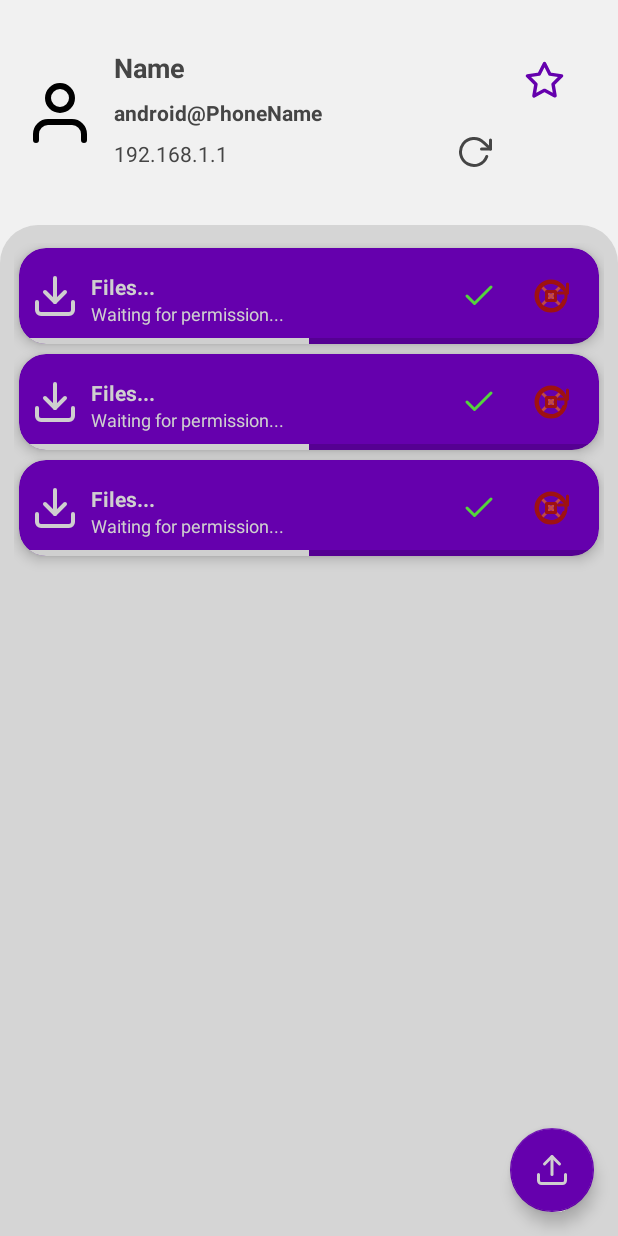
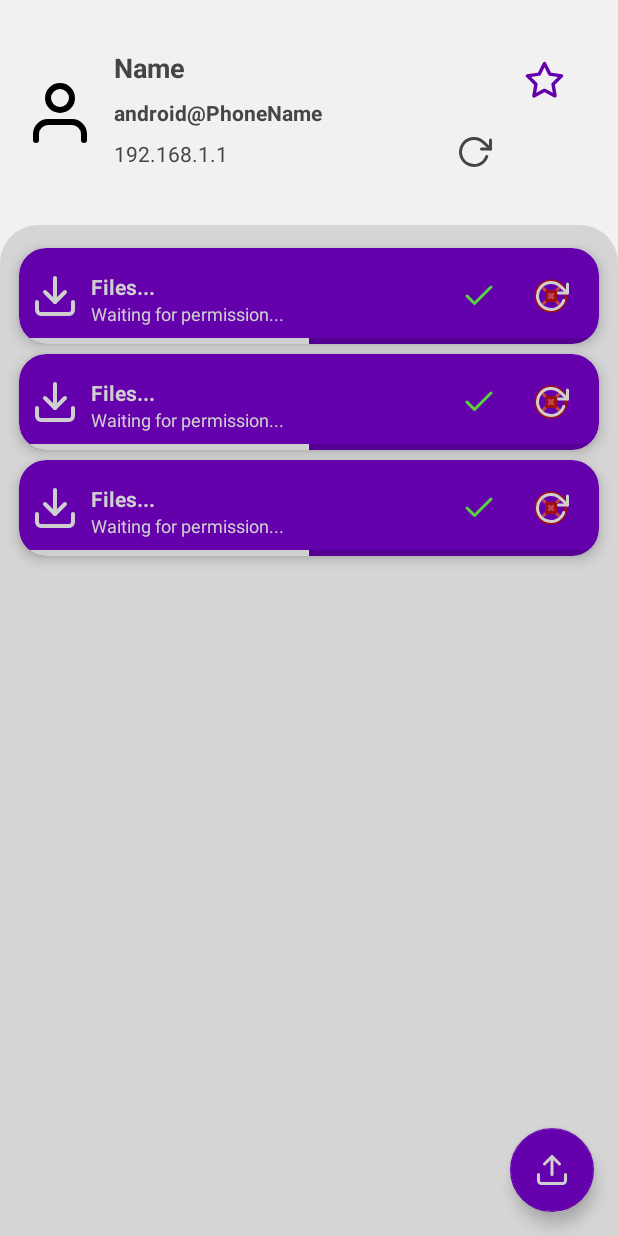
Before and after one commit to slowscript/warpinator-android, an Android app: the layout activity_transfers.xml on its own in the app's theme, with its tools: preview values and no code run, on a phone screen of 412 x 824 dp. Run offline under Robolectric (Android 15) with nearby library versions, the phone set to English and light mode, and no system bars.

Commit message:
Minor improvements

```diff
--- a/app/src/main/java/slowscript/warpinator/MainService.java
+++ b/app/src/main/java/slowscript/warpinator/MainService.java
@@ -62,11 +62,13 @@ public class MainService extends Service {
 
         Authenticator.getServerCertificate(); //Generate cert on start if doesn't exist
         if (Authenticator.certException != null) {
+            if (MainActivity.current != null) {
             Utils.displayMessage(MainActivity.current, "Failed to create certificate",
                     "A likely reason for this is that your IP address could not be obtained. " +
                     "Please make sure you are connected to WiFi, then restart the app.\n" +
                     "\nAvailable interfaces:\n" + Utils.dumpInterfaces() +
                     "\nException: " + Authenticator.certException.toString());
+            }
             return START_NOT_STICKY;
         }
 
--- a/app/src/main/java/slowscript/warpinator/ProfileChooser.java
+++ b/app/src/main/java/slowscript/warpinator/ProfileChooser.java
@@ -34,12 +34,12 @@ public class ProfileChooser extends AppCompatActivity {
 
         prefs = PreferenceManager.getDefaultSharedPreferences(this);
         String picture = prefs.getString("profile", "0");
-        imgCurrent.setImageBitmap(Server.current.getProfilePicture(picture));
+        imgCurrent.setImageBitmap(Server.current.getProfilePicture(picture, this));
 
         for (int i = 0; i < 12; i++) {
             final int idx = i;
             ImageButton btn = new ImageButton(this);
-            btn.setImageBitmap(Server.current.getProfilePicture(String.valueOf(idx)));
+            btn.setImageBitmap(Server.current.getProfilePicture(String.valueOf(idx), this));
             btn.setOnClickListener((v)->{
                 prefs.edit().putString("profile", String.valueOf(idx)).apply();
                 finish();
--- a/app/src/main/java/slowscript/warpinator/Transfer.java
+++ b/app/src/main/java/slowscript/warpinator/Transfer.java
@@ -123,6 +123,7 @@ public class Transfer {
     public void startSending(CallStreamObserver<WarpProto.FileChunk> observer) {
         setStatus(Status.TRANSFERRING);
         actualStartTime = System.currentTimeMillis();
+        bytesTransferred = 0;
         updateUI();
         observer.setOnReadyHandler(new Runnable() {
             int i = 0;
--- a/app/src/main/res/layout/activity_transfers.xml
+++ b/app/src/main/res/layout/activity_transfers.xml
@@ -79,9 +79,11 @@
         android:layout_height="0dp"
         android:layout_marginTop="150dp"
         android:background="@drawable/transfers_card_background"
+        android:clipToPadding="false"
         android:paddingStart="9dp"
         android:paddingTop="12dp"
         android:paddingEnd="9dp"
+        android:paddingBottom="64dp"
         app:layout_constraintBottom_toBottomOf="parent"
         app:layout_constraintEnd_toEndOf="parent"
         app:layout_constraintStart_toStartOf="parent"
--- a/app/src/main/res/layout/transfer_view.xml
+++ b/app/src/main/res/layout/transfer_view.xml
@@ -116,7 +116,7 @@
             android:layout_marginEnd="8dp"
             android:background="#00000000"
             android:src="@drawable/ic_reconnect"
-            android:tint="#9F1111"
+            android:tint="@color/whiteOnPurple"
             app:layout_constraintBottom_toBottomOf="parent"
             app:layout_constraintEnd_toEndOf="parent"
             app:layout_constraintTop_toTopOf="parent"
--- a/app/src/main/res/xml/root_preferences.xml
+++ b/app/src/main/res/xml/root_preferences.xml
@@ -34,7 +34,7 @@
             android:summaryOn="@string/overwrite_settings_summary_on"
             android:summaryOff="@string/overwrite_settings_summary_off" />
 
-        <SwitchPreference
+        <SwitchPreferenceCompat
             android:key="autoAccept"
             android:defaultValue="false"
             android:title="@string/accept_settings_title"
```
Also changed, not shown: app/src/main/java/slowscript/warpinator/Server.java (+4 -4 lines), 1 other file.
